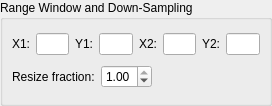
syncope/lavue, file lavuelib/ui/RangeWindowGroupBox.ui: the form before one commit.
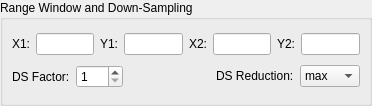
The form after the commit.

Commit message: add reduction function

Diff of the .ui file:
```diff
--- a/lavuelib/ui/RangeWindowGroupBox.ui
+++ b/lavuelib/ui/RangeWindowGroupBox.ui
@@ -6,7 +6,7 @@
    <rect>
     <x>0</x>
     <y>0</y>
-    <width>272</width>
+    <width>372</width>
     <height>106</height>
    </rect>
   </property>
@@ -115,7 +115,7 @@
            <string>&lt;html&gt;&lt;head/&gt;&lt;body&gt;&lt;p&gt;resampling fraction&lt;/p&gt;&lt;/body&gt;&lt;/html&gt;</string>
           </property>
           <property name="text">
-           <string>Resize fraction:</string>
+           <string>DS Factor:</string>
           </property>
           <property name="buddy">
            <cstring>fractionDoubleSpinBox</cstring>
@@ -123,18 +123,18 @@
          </widget>
         </item>
         <item>
-         <widget class="QDoubleSpinBox" name="fractionDoubleSpinBox">
+         <widget class="QSpinBox" name="factorSpinBox">
+          <property name="toolTip">
+           <string>&lt;html&gt;&lt;head/&gt;&lt;body&gt;&lt;p&gt;down-sampling factor&lt;/p&gt;&lt;/body&gt;&lt;/html&gt;</string>
+          </property>
           <property name="minimum">
-           <double>0.010000000000000</double>
+           <number>1</number>
           </property>
           <property name="maximum">
-           <double>1.000000000000000</double>
-          </property>
-          <property name="singleStep">
-           <double>0.100000000000000</double>
+           <number>999</number>
           </property>
           <property name="value">
-           <double>1.000000000000000</double>
+           <number>1</number>
           </property>
          </widget>
         </item>
@@ -151,6 +151,46 @@
           </property>
          </spacer>
         </item>
+        <item>
+         <widget class="QLabel" name="functionLabel">
+          <property name="toolTip">
+           <string>&lt;html&gt;&lt;head/&gt;&lt;body&gt;&lt;p&gt;Reduction function&lt;/p&gt;&lt;/body&gt;&lt;/html&gt;</string>
+          </property>
+          <property name="text">
+           <string>&lt;html&gt;&lt;head/&gt;&lt;body&gt;&lt;p&gt;DS Reduction:&lt;/p&gt;&lt;/body&gt;&lt;/html&gt;</string>
+          </property>
+          <property name="buddy">
+           <cstring>functionComboBox</cstring>
+          </property>
+         </widget>
+        </item>
+        <item>
+         <widget class="QComboBox" name="functionComboBox">
+          <property name="toolTip">
+           <string>&lt;html&gt;&lt;head/&gt;&lt;body&gt;&lt;p&gt;Reduction function&lt;/p&gt;&lt;/body&gt;&lt;/html&gt;</string>
+          </property>
+          <item>
+           <property name="text">
+            <string>max</string>
+           </property>
+          </item>
+          <item>
+           <property name="text">
+            <string>min</string>
+           </property>
+          </item>
+          <item>
+           <property name="text">
+            <string>mean</string>
+           </property>
+          </item>
+          <item>
+           <property name="text">
+            <string>sum</string>
+           </property>
+          </item>
+         </widget>
+        </item>
        </layout>
       </item>
      </layout>
```
Left out of the diff: 14 changed lines with no effect on the pictures. The commit also changes 2 other files.
